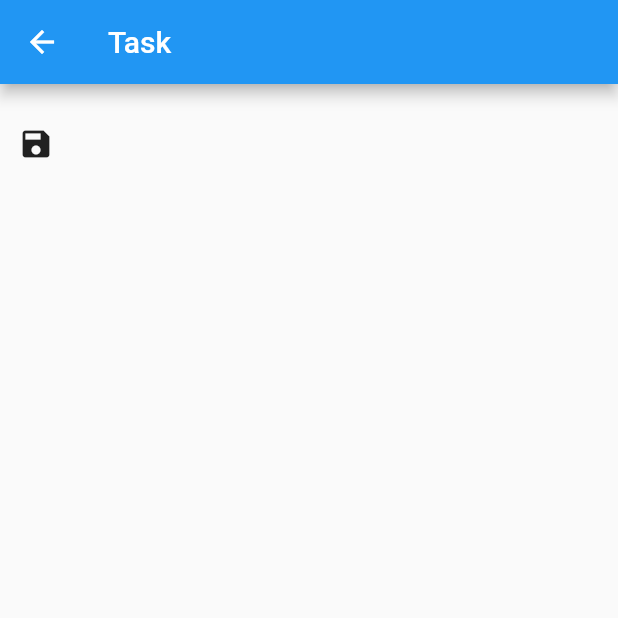
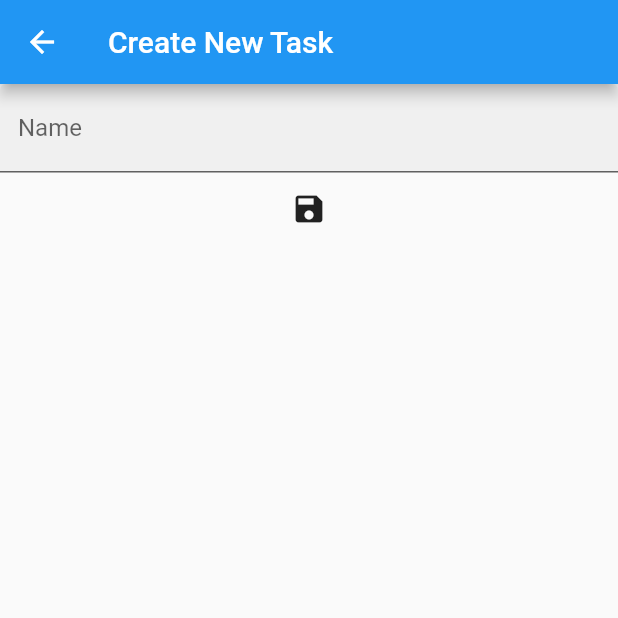
Before and after one commit to rsogo/flutter-todo-app, a Flutter app: the Task screen opened directly, on a phone screen of 412 x 824 dp, the top half of it. Run offline on Flutter 3.47's test engine with Material 2 defaults, Android fonts, the phone set to English and light mode, and no system bars.

Commit message:
Itemの名称をFormで入力できるようにした

```diff
--- a/lib/models/cart.dart
+++ b/lib/models/cart.dart
@@ -21,6 +21,10 @@ class CartModel extends ChangeNotifier {
     notifyListeners();
   }
 
+  void update(Item item) {
+    notifyListeners();
+  }
+
   Item getByPosition(int position) {
     return _items.elementAt(position);
   }
--- a/lib/models/item.dart
+++ b/lib/models/item.dart
@@ -1,6 +1,12 @@
+import 'package:uuid/uuid.dart';
+
 class Item {
-  int id;
+  String id = const Uuid().v4();
   String name;
 
-  Item(this.id, this.name);
+  Item(String? id, this.name) {
+    if (id != null) {
+      this.id = id;
+    }
+  }
 }
--- a/lib/screens/task.dart
+++ b/lib/screens/task.dart
@@ -15,28 +15,45 @@ class Task extends StatelessWidget {
 
     var item;
     if (position == -1) {
-      item = Item(1, "");
+      item = Item(null, "");
     } else {
       item = context.select<CartModel, Item>(
         // Here, we are only interested in the item at [index]. We don't care
         // about any other change.
-        (catalog) => catalog.getByPosition(position),
+        (cart) => cart.getByPosition(position),
       );
     }
 
     return Scaffold(
         appBar: AppBar(
-          title:
-              item == null ? const Text('Create New Task') : const Text('Task'),
+          title: position == -1
+              ? const Text('Create New Task')
+              : const Text('Task'),
         ),
         body: Column(children: [
-          Text(item.name),
+          TextFormField(
+            decoration: const InputDecoration(
+              filled: true,
+              hintText: 'Enter a title...',
+              labelText: 'Name',
+            ),
+            initialValue: item.name,
+            onChanged: (String? value) {
+              if (value != null) {
+                item.name = value;
+              }
+            },
+          ),
           IconButton(
             icon: const Icon(Icons.save),
             onPressed: () {
               var cart = context.read<CartModel>();
-              var item = Item(1, "todo");
-              cart.add(item);
+              if (position == -1) {
+                cart.add(item);
+              } else {
+                cart.update(item);
+              }
+
               Navigator.pop(context);
             },
           )
--- a/pubspec.yaml
+++ b/pubspec.yaml
@@ -35,6 +35,7 @@ dependencies:
   # Use with the CupertinoIcons class for iOS style icons.
   cupertino_icons: ^1.0.2
   provider: ^6.0.0
+  uuid: ^3.0.6
 
 dev_dependencies:
   flutter_test:
```
Also changed, not shown: pubspec.lock.
